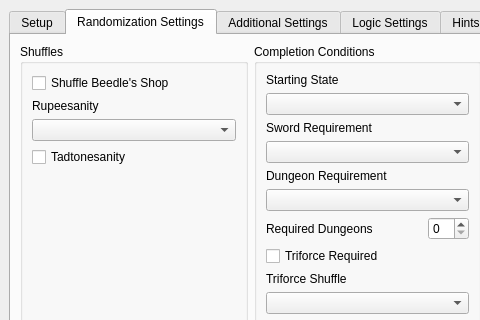
Qt form gui/randogui.ui (ssrando/ssrando) before a commit; both pictures show x 0 to 480 and y 0 to 320 of the 1202 by 759 pixel window.
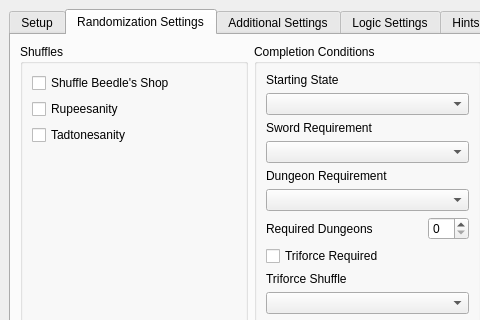
The same form after that commit. The open tabs and pages were chosen to show the change.

Commit message: update rupeesanity options

What changed in the file:
```diff
--- a/gui/randogui.ui
+++ b/gui/randogui.ui
@@ -525,18 +525,11 @@
               </widget>
              </item>
              <item>
-              <layout class="QVBoxLayout" name="vlay_rupeesanity">
-               <item>
-                <widget class="QLabel" name="label_for_option_rupeesanity">
+              <widget class="QCheckBox" name="option_rupeesanity">
                  <property name="text">
                   <string>Rupeesanity</string>
                  </property>
                 </widget>
-               </item>
-               <item>
-                <widget class="QComboBox" name="option_rupeesanity"/>
-               </item>
-              </layout>
              </item>
              <item>
               <widget class="QCheckBox" name="option_tadtonesanity">
```
Left out of the diff: 2 changed lines with no effect on the pictures. Lines whose indentation alone changed are shown as unchanged. The commit also changes 6 other files.
